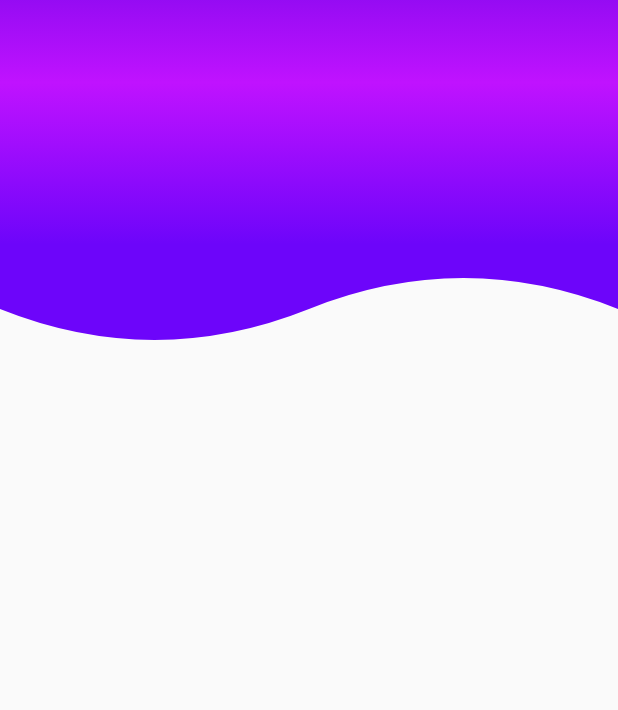
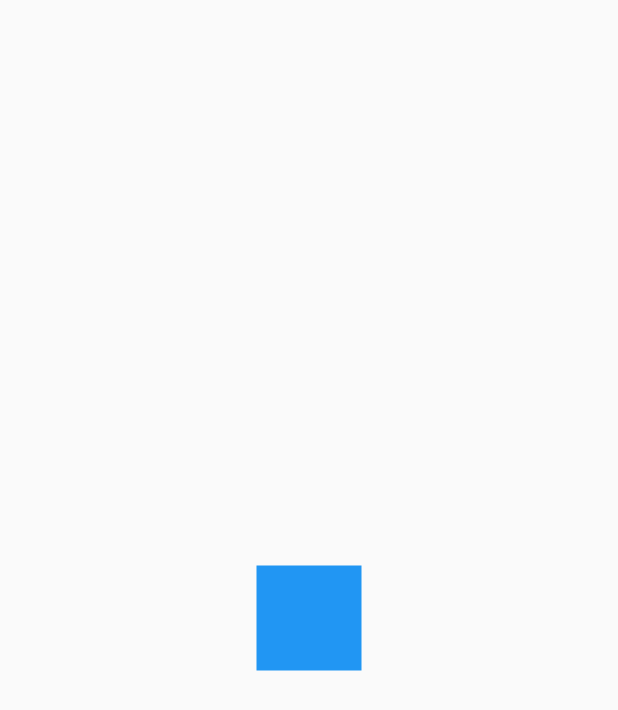
Before and after one commit to charger513/disenos_app, a Flutter app: the screen it shows after launch, on a phone screen of 412 x 824 dp. Shown: the top 710 px of the screen. Run offline on Flutter 3.47's test engine with Material 2 defaults, Android fonts, the phone set to English and light mode, and no system bars.

Commit message:
Preparando la pantalla para animar

```diff
--- a/lib/main.dart
+++ b/lib/main.dart
@@ -1,3 +1,4 @@
+import 'package:disenos_app/src/pages/animaciones_page.dart';
 import 'package:disenos_app/src/pages/headers_page.dart';
 import 'package:flutter/material.dart';
 
@@ -6,9 +7,6 @@ void main() => runApp(MyApp());
 class MyApp extends StatelessWidget {
   @override
   Widget build(BuildContext context) {
-    return MaterialApp(
-      title: 'Diseños App',
-      home: HeadersPage()
-    );
+    return MaterialApp(title: 'Diseños App', home: AnimacionesPage());
   }
 }
--- /dev/null
+++ b/lib/src/pages/animaciones_page.dart
@@ -0,0 +1,25 @@
+import 'package:flutter/material.dart';
+
+class AnimacionesPage extends StatelessWidget {
+  @override
+  Widget build(BuildContext context) {
+    return Scaffold(
+      body: Center(
+        child: Rectangulo(),
+      ),
+    );
+  }
+}
+
+class Rectangulo extends StatelessWidget {
+  @override
+  Widget build(BuildContext context) {
+    return Container(
+      width: 70,
+      height: 70,
+      decoration: BoxDecoration(
+        color: Colors.blue,
+      ),
+    );
+  }
+}
```
